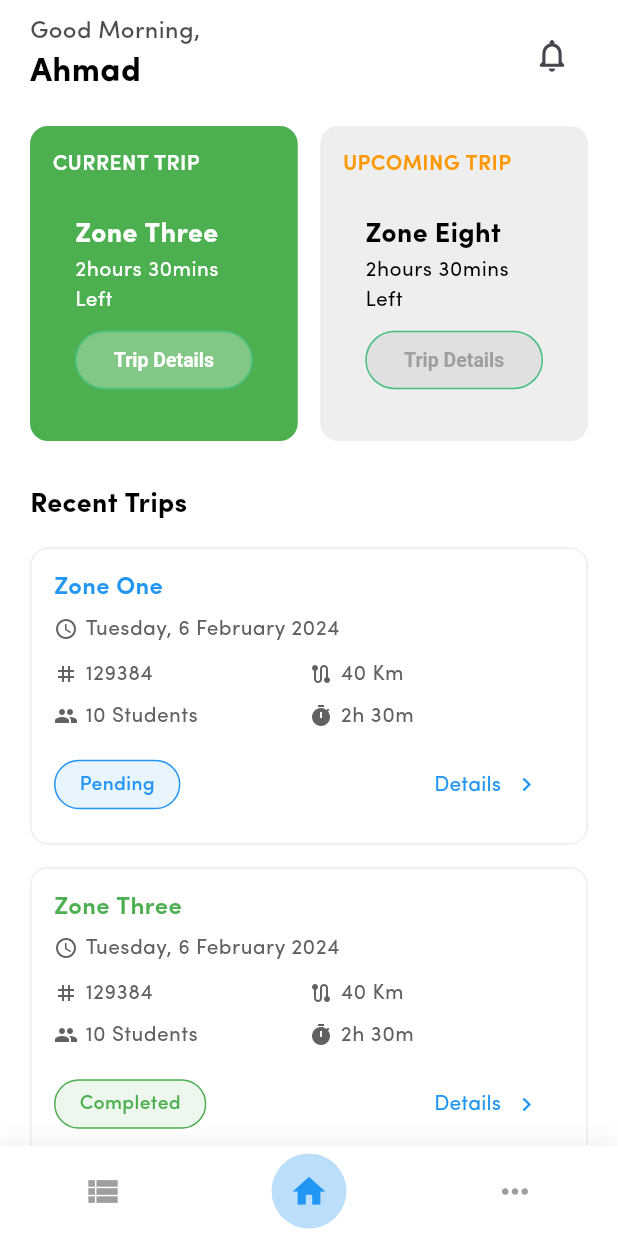
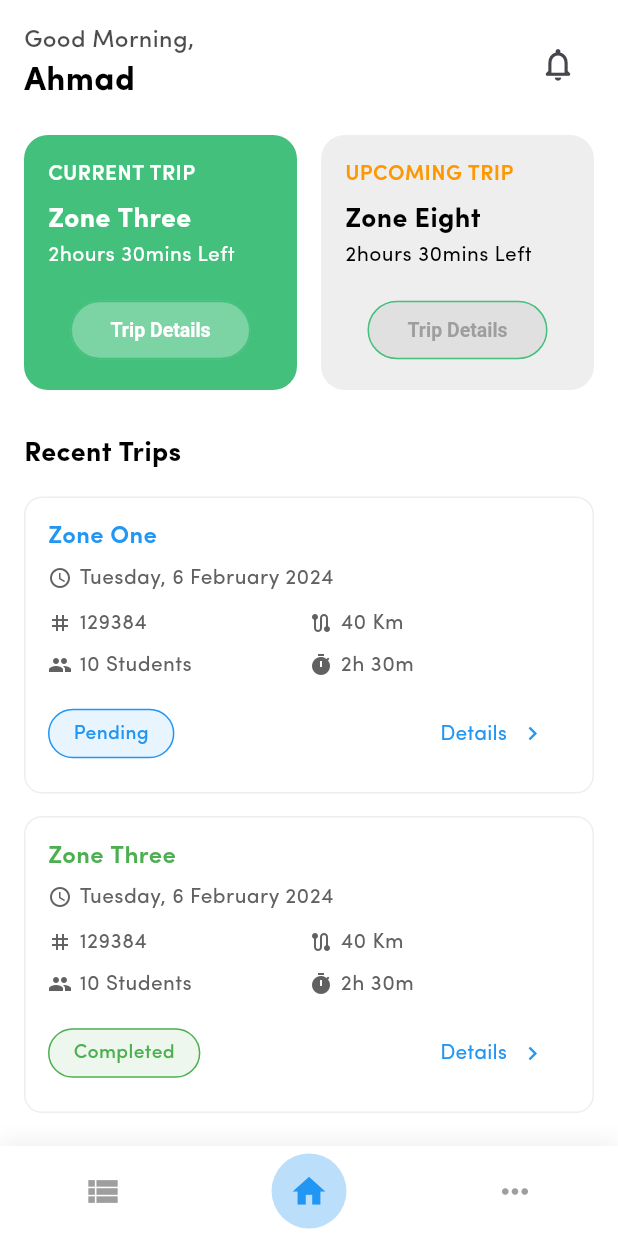
Before and after one commit to Dimah02/safe_bus, a Flutter app: the TeacherDashboardScreen screen opened by its route, on a phone screen of 412 x 824 dp. Run offline on Flutter 3.47's test engine with Material 3 defaults, Android fonts, the phone set to English and light mode, and no system bars; our stand-ins replace flutter_dotenv, flutter_svg, font_awesome_flutter, get_it, go_router, google_maps_flutter and 1 more; missing offline and left inert: flutter_polyline_points; project files that could hold a hidden picture were left out.

Commit message:
fix ui bug

```diff
--- a/lib/features/shared/login/presentation/views/login_screen.dart
+++ b/lib/features/shared/login/presentation/views/login_screen.dart
@@ -9,26 +9,18 @@ import 'package:safe_bus/core/utils/app_routes.dart';
 class LoginScreen extends StatelessWidget {
   final Map<String, dynamic>? extraData;
 
-  const LoginScreen({
-    super.key,
-    this.extraData,
-  });
+  LoginScreen({super.key, this.extraData});
+  final GlobalKey<FormState> formKey = GlobalKey<FormState>();
 
   @override
   Widget build(BuildContext context) {
     final String selectedRole = extraData?['selectedRole'] ?? 'Unknown';
-
-    final formKey = GlobalKey<FormState>();
-
     return Scaffold(
+      extendBodyBehindAppBar: true,
       appBar: AppBar(
         backgroundColor: Colors.transparent,
         elevation: 0,
         iconTheme: IconThemeData(color: KColors.white),
-        title: Text(
-          "$selectedRole Login",
-          style: TextStyle(color: KColors.white),
-        ),
       ),
       body: SingleChildScrollView(
         child: Form(
@@ -167,9 +159,9 @@ class LoginScreen extends StatelessWidget {
         GoRouter.of(context).push(AppRouter.parentDashboard);
         break;
       default:
-        ScaffoldMessenger.of(context).showSnackBar(
-          SnackBar(content: Text('Unknown role: $role')),
-        );
+        ScaffoldMessenger.of(
+          context,
+        ).showSnackBar(SnackBar(content: Text('Unknown role: $role')));
     }
   }
 }
--- a/lib/features/teacher/dashboard/teacher_dashboard_screen.dart
+++ b/lib/features/teacher/dashboard/teacher_dashboard_screen.dart
@@ -1,4 +1,5 @@
 import 'package:flutter/material.dart';
+import 'package:safe_bus/core/styles/colors.dart';
 import 'package:safe_bus/features/teacher/dashboard/trip_card.dart';
 import 'package:safe_bus/features/teacher/dashboard/recent_trip_item.dart';
 
@@ -82,7 +83,8 @@ class _TeacherDashboardScreenState extends State<TeacherDashboardScreen> {
       (trip) => trip.status == TripStatus.upcoming,
     );
 
-    _recentTrips = _allTrips
+    _recentTrips =
+        _allTrips
             .where(
               (trip) =>
                   trip.status == TripStatus.completed ||
@@ -99,8 +101,8 @@ class _TeacherDashboardScreenState extends State<TeacherDashboardScreen> {
         child: SingleChildScrollView(
           child: Padding(
             padding: const EdgeInsets.symmetric(
-              horizontal: 20.0,
-              vertical: 10.0,
+              horizontal: 16.0,
+              vertical: 16.0,
             ),
             child: Column(
               crossAxisAlignment: CrossAxisAlignment.start,
@@ -157,10 +159,10 @@ class _TeacherDashboardScreenState extends State<TeacherDashboardScreen> {
       children: [
         Expanded(
           child: Container(
-            padding: const EdgeInsets.all(15),
+            padding: const EdgeInsets.all(16),
             decoration: BoxDecoration(
-              color: Colors.green,
-              borderRadius: BorderRadius.circular(12),
+              color: KColors.greenSecondary,
+              borderRadius: BorderRadius.circular(16),
             ),
             child: Column(
               crossAxisAlignment: CrossAxisAlignment.start,
@@ -173,7 +175,7 @@ class _TeacherDashboardScreenState extends State<TeacherDashboardScreen> {
                     color: Colors.white,
                   ),
                 ),
-                const SizedBox(height: 10),
+                const SizedBox(height: 8),
                 _currentTrip != null
                     ? TripCard(
                       trip: _currentTrip!,
@@ -185,13 +187,13 @@ class _TeacherDashboardScreenState extends State<TeacherDashboardScreen> {
             ),
           ),
         ),
-        const SizedBox(width: 15),
+        const SizedBox(width: 16),
         Expanded(
           child: Container(
-            padding: const EdgeInsets.all(15),
+            padding: const EdgeInsets.all(16),
             decoration: BoxDecoration(
               color: Colors.grey.shade200,
-              borderRadius: BorderRadius.circular(12),
+              borderRadius: BorderRadius.circular(16),
             ),
             child: Column(
               crossAxisAlignment: CrossAxisAlignment.start,
@@ -204,7 +206,7 @@ class _TeacherDashboardScreenState extends State<TeacherDashboardScreen> {
                     color: Colors.orange,
                   ),
                 ),
-                const SizedBox(height: 10),
+                const SizedBox(height: 8),
                 _upcomingTrip != null
                     ? TripCard(
                       trip: _upcomingTrip!,
--- a/lib/features/teacher/dashboard/trip_card.dart
+++ b/lib/features/teacher/dashboard/trip_card.dart
@@ -1,4 +1,6 @@
 import 'package:flutter/material.dart';
+import 'package:safe_bus/core/styles/colors.dart';
+import 'package:safe_bus/core/styles/sizes.dart';
 import '../models/trip.dart';
 
 class TripCard extends StatelessWidget {
@@ -15,14 +17,7 @@ class TripCard extends StatelessWidget {
 
   @override
   Widget build(BuildContext context) {
-    return Container(
-      height: 150,
-      padding: const EdgeInsets.all(15),
-      decoration: BoxDecoration(
-        color: isActive ? Colors.green : Colors.grey.shade200,
-        borderRadius: BorderRadius.circular(12),
-      ),
-      child: Column(
+    return Column(
       crossAxisAlignment: CrossAxisAlignment.start,
       mainAxisAlignment: MainAxisAlignment.spaceBetween,
       children: [
@@ -41,7 +36,7 @@ class TripCard extends StatelessWidget {
             color: isActive ? Colors.white : Colors.black,
           ),
         ),
-          const Spacer(),
+        SizedBox(height: KSizes.spaceBtwItems),
         Center(
           child: ElevatedButton(
             onPressed: onPressed,
@@ -60,7 +55,6 @@ class TripCard extends StatelessWidget {
           ),
         ),
       ],
-      ),
     );
   }
 }
@@ -76,7 +70,7 @@ class EmptyTripCard extends StatelessWidget {
       height: 130,
       padding: const EdgeInsets.all(15),
       decoration: BoxDecoration(
-        color: isActive ? Colors.green : Colors.grey.shade200,
+        color: isActive ? KColors.greenSecondary : Colors.grey.shade200,
         borderRadius: BorderRadius.circular(12),
       ),
       child: Column(
```
Lines whose indentation alone changed are shown as unchanged.
